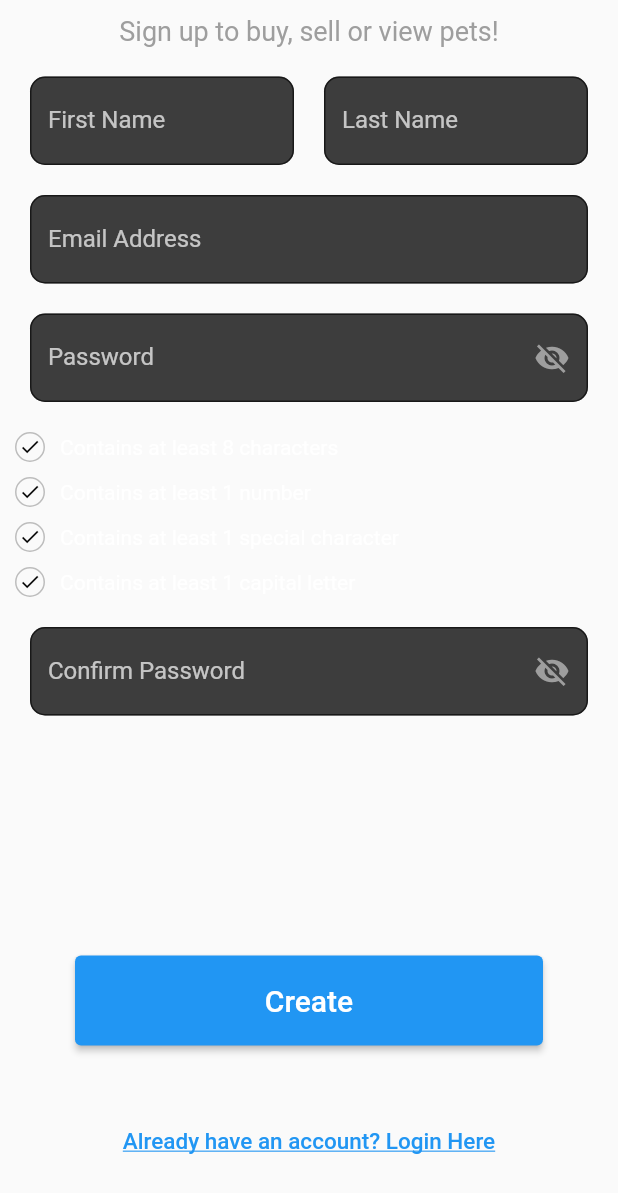
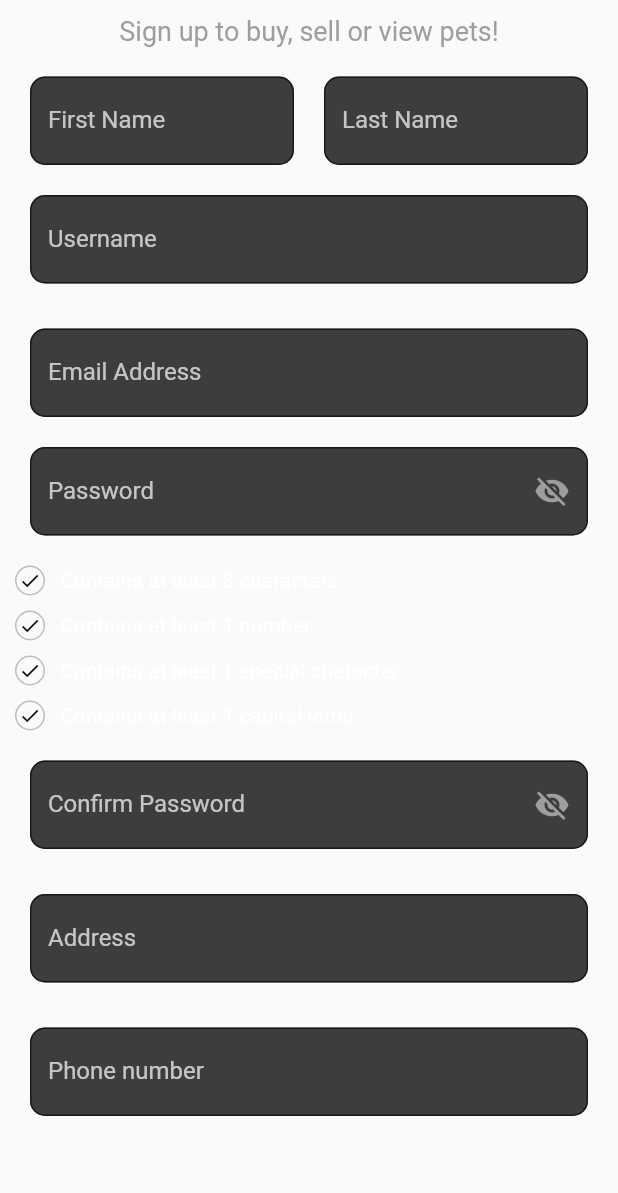
Before and after one commit to ahmedrizvi/capr_petsforsale, a Flutter app: the MyStatefulWidget widget shown alone on an empty page, opened directly, on a phone screen of 412 x 824 dp. Shown: the top 1193 px of the screen. Run offline on Flutter 3.47's test engine with Material 2 defaults, Android fonts, the phone set to English and light mode, and no system bars; our stand-ins replace cloud_firestore, firebase_auth, firebase_core, google_maps_flutter; accounts and stored records are empty.

Commit message:
Implemented reg/login functionality and connected project to firebase database

```diff
--- a/lib/main.dart
+++ b/lib/main.dart
@@ -1,7 +1,10 @@
+import 'package:firebase_core/firebase_core.dart';
 import 'package:flutter/material.dart';
 import 'login.dart';
 
-void main() {
+void main() async{
+  WidgetsFlutterBinding.ensureInitialized();
+  await Firebase.initializeApp();
   runApp(const MyApp());
 }
 
--- a/lib/register.dart
+++ b/lib/register.dart
@@ -1,3 +1,5 @@
+import 'package:cloud_firestore/cloud_firestore.dart';
+import 'package:firebase_auth/firebase_auth.dart';
 import 'package:flutter/material.dart';
 import 'login.dart';
 
@@ -44,9 +46,12 @@ class _MyStatefulWidgetState extends State<MyStatefulWidget> {
 
   bool _FnameError = false,
       _LnameError = false,
+      _usernameError = false,
       _emailError = false,
       _passError = false,
       _CpassError = false,
+      _addressError = false,
+      _phoneNumberError = false,
       _isvisible = false,
       _isvisible2 = false;
 
@@ -61,9 +66,12 @@ class _MyStatefulWidgetState extends State<MyStatefulWidget> {
 
   TextEditingController _FnameController = TextEditingController();
   TextEditingController _LnameController = TextEditingController();
+  TextEditingController userNameController = TextEditingController();
   TextEditingController emailController = TextEditingController();
   TextEditingController passwordController = TextEditingController();
   TextEditingController confPasswordController = TextEditingController();
+  TextEditingController addressController = TextEditingController();
+  TextEditingController phoneNumberController = TextEditingController();
 
   Future openDialog() => showDialog(
         context: context,
@@ -71,7 +79,16 @@ class _MyStatefulWidgetState extends State<MyStatefulWidget> {
           title: Text("Success"),
         ),
       );
-
+  Future addUserDetails(String firstName, String lastName, String userName, String email, String phoneNumber, String address) async {
+    await FirebaseFirestore.instance.collection('users').add({
+      'first name:': firstName,
+      'last name:': lastName,
+      'user name:': userName,
+      'email:': email,
+      'phone number:': phoneNumber,
+      'address:': address,
+    } as Map<String, dynamic>);
+  }
   @override
   Widget build(BuildContext context) {
     return Padding(
@@ -128,6 +145,28 @@ class _MyStatefulWidgetState extends State<MyStatefulWidget> {
                 width: 10,
               ),
             ]),
+            Container(
+              padding: const EdgeInsets.fromLTRB(10, 20, 10, 10),
+              child: TextField(
+                onTap: () {
+                  _usernameError = false;
+                },
+                style: const TextStyle(color: Colors.white),
+                controller: userNameController,
+                decoration: InputDecoration(
+                  filled: true,
+                  fillColor: textbg,
+                  border: OutlineInputBorder(
+                    borderRadius: BorderRadius.circular(10),
+                    borderSide: const BorderSide(color: Colors.black),
+                  ),
+                  labelText: 'Username',
+                  labelStyle: const TextStyle(color: Colors.white70),
+                  errorText:
+                  _usernameError ? 'Please Enter Your Username' : null,
+                ),
+              ),
+            ),
             Container(
               padding: const EdgeInsets.fromLTRB(10, 20, 10, 10),
               child: TextField(
@@ -328,6 +367,50 @@ class _MyStatefulWidgetState extends State<MyStatefulWidget> {
               ),
             ),
             Container(
+              padding: const EdgeInsets.fromLTRB(10, 20, 10, 10),
+              child: TextField(
+                onTap: () {
+                  _addressError = false;
+                },
+                style: const TextStyle(color: Colors.white),
+                controller: addressController,
+                decoration: InputDecoration(
+                  filled: true,
+                  fillColor: textbg,
+                  border: OutlineInputBorder(
+                    borderRadius: BorderRadius.circular(10),
+                    borderSide: const BorderSide(color: Colors.black),
+                  ),
+                  labelText: 'Address',
+                  labelStyle: const TextStyle(color: Colors.white70),
+                  errorText:
+                  _addressError ? 'Please Enter Your Physical Address' : null,
+                ),
+              ),
+            ),
+            Container(
+              padding: const EdgeInsets.fromLTRB(10, 20, 10, 10),
+              child: TextField(
+                onTap: () {
+                  _phoneNumberError = false;
+                },
+                style: const TextStyle(color: Colors.white),
+                controller: phoneNumberController,
+                decoration: InputDecoration(
+                  filled: true,
+                  fillColor: textbg,
+                  border: OutlineInputBorder(
+                    borderRadius: BorderRadius.circular(10),
+                    borderSide: const BorderSide(color: Colors.black),
+                  ),
+                  labelText: 'Phone number',
+                  labelStyle: const TextStyle(color: Colors.white70),
+                  errorText:
+                  _phoneNumberError ? 'Please Enter Your Phone Number' : null,
+                ),
+              ),
+            ),
+            Container(
                 height: 250,
                 padding: const EdgeInsets.fromLTRB(40, 150, 40, 40),
                 child: ElevatedButton(
@@ -342,6 +425,9 @@ class _MyStatefulWidgetState extends State<MyStatefulWidget> {
                       _LnameController.text.isEmpty
                           ? _LnameError = true
                           : _LnameError = false;
+                      userNameController.text.isEmpty
+                          ? _usernameError = true
+                          : _usernameError = false;
                       emailController.text.isEmpty
                           ? _emailError = true
                           : _emailError = false;
@@ -351,10 +437,19 @@ class _MyStatefulWidgetState extends State<MyStatefulWidget> {
                       confPasswordController.text.isEmpty
                           ? _CpassError = true
                           : _CpassError = false;
+                      addressController.text.isEmpty
+                          ? _addressError = true
+                          : _addressError = false;
+                      phoneNumberController.text.isEmpty
+                          ? _phoneNumberError = true
+                          : _phoneNumberError = false;
                     });
                     if (_FnameController.text.isNotEmpty &
                         _LnameController.text.isNotEmpty &
-                        emailController.text.isNotEmpty) {
+                        emailController.text.isNotEmpty &
+                        userNameController.text.isNotEmpty &
+                        phoneNumberController.text.isNotEmpty &
+                        addressController.text.isNotEmpty) {
                       if (confPasswordController.text !=
                           passwordController.text) {
                         confPasswordController.clear();
@@ -365,7 +460,23 @@ class _MyStatefulWidgetState extends State<MyStatefulWidget> {
                               : _CpassError = false;
                         });
                       } else {
-                        openDialog();
+                        FirebaseAuth.instance.createUserWithEmailAndPassword(
+                            email: emailController.text,
+                            password: passwordController.text).then((value) {
+                            addUserDetails(
+                                _FnameController.text.trim(),
+                                _LnameController.text.trim(),
+                                userNameController.text.trim(),
+                                emailController.text.trim(),
+                                phoneNumberController.text.trim(),
+                                addressController.text.trim()
+                            );
+                          Navigator.push(context,
+                              MaterialPageRoute(builder: (context) => Login()));
+                        });
+
+
+
                       }
                     }
                   },
--- a/pubspec.yaml
+++ b/pubspec.yaml
@@ -31,12 +31,14 @@ dependencies:
   flutter:
     sdk: flutter
 
-
   # The following adds the Cupertino Icons font to your application.
   # Use with the CupertinoIcons class for iOS style icons.
   cupertino_icons: ^1.0.2
   google_maps_flutter: ^2.2.5
   google_maps_flutter_web: ^0.4.0+6
+  firebase_core: ^2.7.1
+  firebase_auth: ^4.2.10
+  cloud_firestore: ^4.4.4
 
 dev_dependencies:
   flutter_test:
```
Also changed, not shown: lib/login.dart (+12 -0 lines), pubspec.lock, 4 other files.
